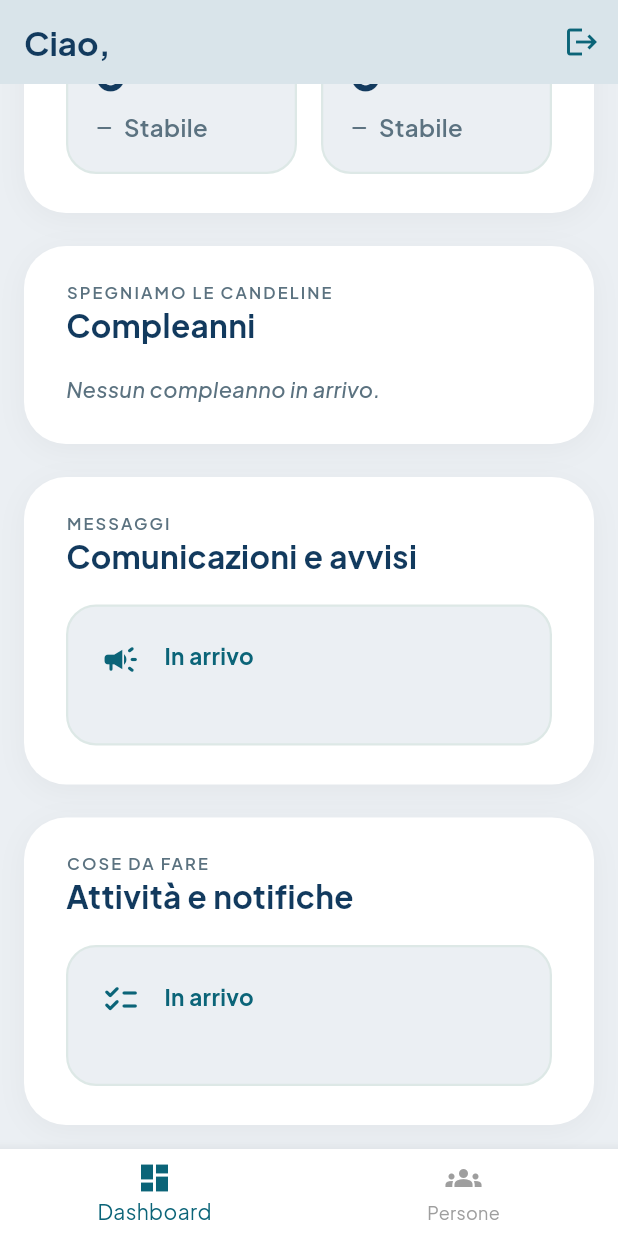
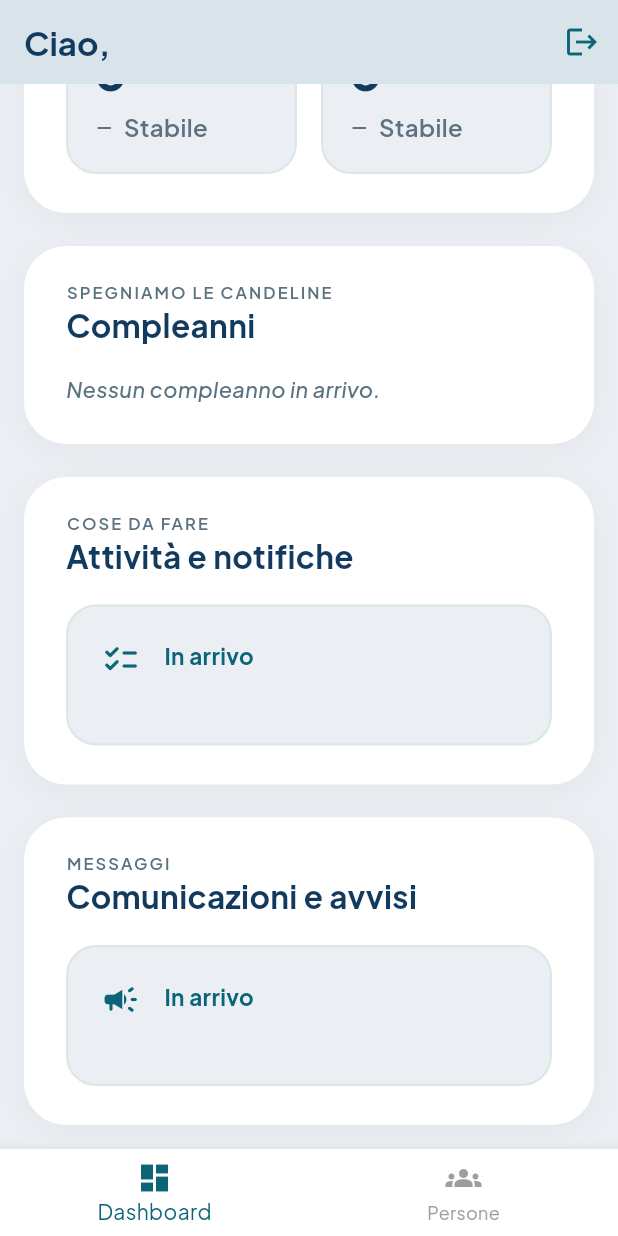
Before and after one commit to nicalore/casa-michela-app, a Flutter app: the DashboardLayout screen opened directly with empty values, scrolled down 473 dp, on a phone screen of 412 x 824 dp. Run offline on Flutter 3.47's test engine with Material 3 defaults, Android fonts, the phone set to English and light mode, and no system bars; our stand-ins replace dio, go_router, google_fonts, image_picker, pdf, shared_preferences and 1 more; missing offline and left inert: dart:js_interop; accounts and stored records are empty; network calls fail; project files that could hold a hidden picture were left out.

Commit message:
Improve dashboard for administrators

```diff
--- a/frontend/lib/features/dashboard/widgets/dashboard_birthdays_section.dart
+++ b/frontend/lib/features/dashboard/widgets/dashboard_birthdays_section.dart
@@ -64,6 +64,13 @@ List<DashboardBirthday> upcomingBirthdays(
 
   for (final person in people)
   {
+    // The desk celebrates whoever is collaborating: a parent who is not a
+    // member has no flag at all, a lapsed member has it off.
+    if (person.isActiveCollaborator != true)
+    {
+      continue;
+    }
+
     final DateTime? when = _nextBirthday(person.birthDate, today);
 
     if (when == null)
--- a/frontend/lib/features/dashboard/widgets/dashboard_layout.dart
+++ b/frontend/lib/features/dashboard/widgets/dashboard_layout.dart
@@ -54,18 +54,14 @@ class _DashboardLayoutState extends State<DashboardLayout> with DestinationRefre
 
   static const double _greetingBottomGap = 24;
   static const double _sectionGap = 22;
-  static const double _sideColumnGap = 16;
 
   static const double _maxContentWidth = 1240;
 
-  static const int _dayFlex = 3;
-  static const int _sideFlex = 2;
+  // Two equal columns, as the role homes have them.
+  static const double _twoColumnsFrom = 700;
 
-  // Below this width the stats in the side column would drop under
-  // DashboardStatsSection.twoInARowFrom and collapse to a single file.
-  static const double _sideColumnFrom =
-      DashboardStatsSection.twoInARowFrom * (_dayFlex + _sideFlex) / _sideFlex + _sectionGap;
-  static const double _twoColumnsFrom = 700;
+  // Two to a row beside the day: four upcoming make two rows.
+  static const int _birthdaysShown = 4;
 
   // Row minimums, not maximums: cards can grow past them.
   static const double _dayRowHeight = 300;
@@ -136,7 +132,10 @@ class _DashboardLayoutState extends State<DashboardLayout> with DestinationRefre
       _totals = results[0] as CurrentTotalsItem?;
       _teacherTotals = results[1] as CurrentTotalsItem?;
       _studentTotals = results[2] as CurrentTotalsItem?;
-      _birthdays = upcomingBirthdays((results[3] as List<PersonItem>?) ?? const []);
+      _birthdays = upcomingBirthdays(
+        (results[3] as List<PersonItem>?) ?? const [],
+        limit: _birthdaysShown,
+      );
       _loadingHome = false;
     });
   }
@@ -352,15 +351,17 @@ class _DashboardLayoutState extends State<DashboardLayout> with DestinationRefre
     );
   }
 
-  Widget _noticesCard({required bool inRow, required int slot})
+  // tall keeps a placeholder from collapsing to a strip; fill is only for a
+  // card given its height from outside, which a column's plain child is not.
+  Widget _noticesCard({required bool tall, bool fill = false})
   {
     return _staggered(
-      slot: slot,
+      slot: 4,
       card: DashboardSectionCard(
         eyebrow: 'Messaggi',
         title: 'Comunicazioni e avvisi',
-        minHeight: inRow ? _listHeight : 0,
-        fill: inRow,
+        minHeight: tall ? _listHeight : 0,
+        fill: fill,
         child: const DashboardComingSoon(
           icon: Icons.campaign_rounded,
           description: '',
@@ -369,15 +370,15 @@ class _DashboardLayoutState extends State<DashboardLayout> with DestinationRefre
     );
   }
 
-  Widget _tasksCard({required bool inRow, required int slot})
+  Widget _tasksCard({required bool tall, bool fill = false})
   {
     return _staggered(
-      slot: slot,
+      slot: 3,
       card: DashboardSectionCard(
         eyebrow: 'Cose da fare',
         title: 'Attività e notifiche',
-        minHeight: inRow ? _listHeight : 0,
-        fill: inRow,
+        minHeight: tall ? _listHeight : 0,
+        fill: fill,
         child: const DashboardComingSoon(
           icon: Icons.checklist_rounded,
           description: '',
@@ -386,66 +387,38 @@ class _DashboardLayoutState extends State<DashboardLayout> with DestinationRefre
     );
   }
 
-  Widget _statsCard({
-    required bool inRow,
-    required double cardWidth,
-    required int slot,
-    bool compact = false,
-  })
+  // In the column the figures go in one strip of four small tiles; on their
+  // own row, below two columns, the full tiles.
+  Widget _statsCard({required double cardWidth, required bool strip})
   {
     return _staggered(
-      slot: slot,
+      slot: 1,
       card: DashboardStatsSection(
         general: _totals,
         teachers: _teacherTotals,
         students: _studentTotals,
         isLoading: _loadingHome,
-        columns: DashboardStatsSection.columnsForWidth(cardWidth),
-        compact: compact,
-        minHeight: inRow && !compact ? _dayRowHeight : 0,
-        fill: inRow && !compact,
+        columns: strip
+            ? DashboardStatsSection.stripColumnsForWidth(cardWidth)
+            : DashboardStatsSection.columnsForWidth(cardWidth),
+        strip: strip,
       ),
     );
   }
 
-  Widget _birthdaysCard({
-    required bool inRow,
-    required double cardWidth,
-    required int slot,
-    bool compact = false,
-  })
+  // Beside the day it fills what the figures leave of the column.
+  Widget _birthdaysCard({required double cardWidth, required bool fill})
   {
     return _staggered(
-      slot: slot,
+      slot: 2,
       card: DashboardBirthdaysSection(
         birthdays: _birthdays,
         isLoading: _loadingHome,
         // from= sends the detail page's back button here.
         onTap: (person) => context.go('/people/${person.fiscalCode}?from=/dashboard'),
         columns: DashboardBirthdaysSection.columnsForWidth(cardWidth),
-        compact: compact,
-        minHeight: inRow && !compact ? _listHeight : 0,
-        fill: inRow,
+        fill: fill,
       ),
-    );
-  }
-
-  Widget _sideColumn(double cardWidth)
-  {
-    return Column(
-      crossAxisAlignment: CrossAxisAlignment.stretch,
-      children: [
-        _statsCard(inRow: true, cardWidth: cardWidth, compact: true, slot: 1),
-        const SizedBox(height: _sideColumnGap),
-        Expanded(
-          child: _birthdaysCard(
-            inRow: true,
-            cardWidth: cardWidth,
-            compact: true,
-            slot: 2,
-          ),
-        ),
-      ],
     );
   }
 
@@ -453,48 +426,41 @@ class _DashboardLayoutState extends State<DashboardLayout> with DestinationRefre
   {
     if (width < _twoColumnsFrom)
     {
+      final double cardWidth = width - 2 * DashboardSectionCard.padding.left;
+
       return _column([
         _todayCard(inRow: false, slot: 0),
-        _statsCard(inRow: false, cardWidth: width, slot: 1),
-        _birthdaysCard(inRow: false, cardWidth: width, slot: 2),
-        _noticesCard(inRow: false, slot: 3),
-        _tasksCard(inRow: false, slot: 4),
+        _statsCard(cardWidth: cardWidth, strip: false),
+        _birthdaysCard(cardWidth: cardWidth, fill: false),
+        _tasksCard(tall: false),
+        _noticesCard(tall: false),
       ]);
     }
 
-    if (width < _sideColumnFrom)
-    {
-      return _column([
-        _todayCard(inRow: false, slot: 0),
-        _CardRow(
-          children: [
-            _statsCard(inRow: true, cardWidth: (width - _sectionGap) / 2, slot: 1),
-            _birthdaysCard(inRow: true, cardWidth: (width - _sectionGap) / 2, slot: 2),
-          ],
-        ),
-        _CardRow(
-          children: [
-            _noticesCard(inRow: true, slot: 3),
-            _tasksCard(inRow: true, slot: 4),
-          ],
-        ),
-      ]);
-    }
+    // The card's own width, less the padding DashboardSectionCard keeps.
+    final double cardWidth = (width - _sectionGap) / 2 - 2 * DashboardSectionCard.padding.left;
 
-    final double sideWidth = (width - _sectionGap) * _sideFlex / (_dayFlex + _sideFlex);
-
+    // Two rows of two equal columns. Above, the day and beside it the figures
+    // with the birthdays growing under them to the same height; below, the
+    // two placeholders level with each other.
     return _column([
       _CardRow(
-        flexes: const [_dayFlex, _sideFlex],
         children: [
           _todayCard(inRow: true, slot: 0),
-          _sideColumn(sideWidth),
+          Column(
+            crossAxisAlignment: CrossAxisAlignment.stretch,
+            children: [
+              _statsCard(cardWidth: cardWidth, strip: true),
+              const SizedBox(height: _sectionGap),
+              Expanded(child: _birthdaysCard(cardWidth: cardWidth, fill: true)),
+            ],
+          ),
         ],
       ),
       _CardRow(
         children: [
-          _noticesCard(inRow: true, slot: 3),
-          _tasksCard(inRow: true, slot: 4),
+          _tasksCard(tall: true, fill: true),
+          _noticesCard(tall: true, fill: true),
         ],
       ),
     ]);
@@ -584,9 +550,7 @@ class _CardRow extends StatelessWidget
 {
   final List<Widget> children;
 
-  final List<int>? flexes;
-
-  const _CardRow({required this.children, this.flexes});
+  const _CardRow({required this.children});
 
   @override
   Widget build(BuildContext context)
@@ -597,7 +561,7 @@ class _CardRow extends StatelessWidget
         children: [
           for (var i = 0; i < children.length; i++) ...[
             if (i > 0) const SizedBox(width: _DashboardLayoutState._sectionGap),
-            Expanded(flex: flexes?[i] ?? 1, child: children[i]),
+            Expanded(child: children[i]),
           ],
         ],
       ),
--- a/frontend/lib/features/dashboard/widgets/dashboard_stats_section.dart
+++ b/frontend/lib/features/dashboard/widgets/dashboard_stats_section.dart
@@ -18,11 +18,100 @@ class DashboardStat
   });
 }
 
+// How a tile is set: spacious on its own row, compact in a narrow side
+// column with the change beside the figure, or as a strip of four small
+// tiles whose figures are still written large.
+class _StatScale
+{
+  final double value;
+  final double change;
+  final double icon;
+  final double sideGap;
+  final double padX;
+  final double padY;
+  final double gap;
+  final double radius;
+
+  // Between the label and the figure, and between the figure and the change.
+  final double labelGap;
+  final double valueGap;
+
+  // The label's letter spacing: a strip's tiles are too narrow for the full one.
+  final double spacing;
+
+  // The change on the figure's line rather than under it.
+  final bool inline;
+
+  const _StatScale({
+    required this.value,
+    required this.change,
+    required this.icon,
+    required this.sideGap,
+    required this.padX,
+    required this.padY,
+    required this.gap,
+    required this.radius,
+    required this.labelGap,
+    required this.valueGap,
+    required this.spacing,
+    required this.inline,
+  });
+
+  static const _StatScale spacious = _StatScale(
+    value: 34,
+    change: 16,
+    icon: 16,
+    sideGap: 5,
+    padX: 16,
+    padY: 18,
+    gap: 16,
+    radius: 20,
+    labelGap: 10,
+    valueGap: 10,
+    spacing: 1.1,
+    inline: false,
+  );
+
+  static const _StatScale compact = _StatScale(
+    value: 22,
+    change: 11,
+    icon: 14,
+    sideGap: 4,
+    padX: 14,
+    padY: 9,
+    gap: 12,
+    radius: 16,
+    labelGap: 5,
+    valueGap: 0,
+    spacing: 1.1,
+    inline: true,
+  );
+
+  static const _StatScale strip = _StatScale(
+    value: 26,
+    change: 15,
+    icon: 16,
+    sideGap: 4,
+    padX: 10,
+    padY: 12,
+    gap: 10,
+    radius: 18,
+    labelGap: 8,
+    valueGap: 8,
+    spacing: 0.9,
+    inline: false,
+  );
+}
+
 class DashboardStatsSection extends StatelessWidget
 {
   // Minimum widths for four and two figures per row, measured on the longest label.
   static const double fourInARowFrom = 670;
   static const double twoInARowFrom = 300;
+
+  // A strip's four tiles are narrower: "COLLABORATORI" needs about a hundred
+  // pixels inside each, and each has twenty-three of padding and border.
+  static const double stripOfFourFrom = 534;
 
   static int columnsForWidth(double width)
   {
@@ -34,6 +123,8 @@ class DashboardStatsSection extends StatelessWidget
     return width >= twoInARowFrom ? 2 : 1;
   }
 
+  static int stripColumnsForWidth(double width) => width >= stripOfFourFrom ? 4 : 2;
+
   final CurrentTotalsItem? general;
   final CurrentTotalsItem? teachers;
   final CurrentTotalsItem? students;
@@ -41,6 +132,9 @@ class DashboardStatsSection extends StatelessWidget
 
   // Compact puts the change on the same line as the figure instead of under it.
   final bool compact;
+
+  // Strip sets four small tiles in a row, figures written large.
+  final bool strip;
 
   // Set by the page: a LayoutBuilder here cannot report a height inside a row of equal-height cards.
   final int columns;
@@ -56,9 +150,16 @@ class DashboardStatsSection extends StatelessWidget
     this.isLoading = false,
     this.columns = 4,
     this.compact = false,
+    this.strip = false,
     this.minHeight = 0,
     this.fill = false,
   });
+
+  _StatScale get _scale => strip
+      ? _StatScale.strip
+      : compact
+          ? _StatScale.compact
+          : _StatScale.spacious;
 
   List<DashboardStat> get _stats => [
         DashboardStat(
@@ -106,6 +207,7 @@ class DashboardStatsSection extends StatelessWidget
   // A partial last row keeps normal-width tiles rather than stretching them.
   Widget _grid()
   {
+    final _StatScale scale = _scale;
     final List<DashboardStat> stats = _stats;
     final List<Widget> rows = [];
 
@@ -121,10 +223,10 @@ class DashboardStatsSection extends StatelessWidget
           crossAxisAlignment: CrossAxisAlignment.stretch,
           children: [
             for (var i = 0; i < columns; i++) ...[
-              if (i > 0) SizedBox(width: compact ? 12 : 16),
+              if (i > 0) SizedBox(width: scale.gap),
               Expanded(
                 child: i < row.length
-                    ? _StatTile(stat: row[i], compact: compact)
+                    ? _StatTile(stat: row[i], scale: scale)
                     : const SizedBox(),
               ),
             ],
@@ -138,7 +240,7 @@ class DashboardStatsSection extends StatelessWidget
       crossAxisAlignment: CrossAxisAlignment.stretch,
       children: [
         for (var i = 0; i < rows.length; i++) ...[
-          if (i > 0) SizedBox(height: compact ? 12 : 16),
+          if (i > 0) SizedBox(height: scale.gap),
           if (fill) Expanded(child: rows[i]) else rows[i],
         ],
       ],
@@ -149,9 +251,9 @@ class DashboardStatsSection extends StatelessWidget
 class _StatTile extends StatelessWidget
 {
   final DashboardStat stat;
-  final bool compact;
+  final _StatScale scale;
 
-  const _StatTile({required this.stat, this.compact = false});
+  const _StatTile({required this.stat, required this.scale});
 
   @override
   Widget build(BuildContext context)
@@ -170,7 +272,7 @@ class _StatTile extends StatelessWidget
       style: GoogleFonts.plusJakartaSans(
         fontSize: 10.5,
         fontWeight: FontWeight.w600,
-        letterSpacing: 1.1,
+        letterSpacing: scale.spacing,
         color: AppTheme.trialMutedText,
       ),
     );
@@ -178,7 +280,7 @@ class _StatTile extends StatelessWidget
     final Widget value = Text(
       '${stat.value}',
       style: GoogleFonts.plusJakartaSans(
-        fontSize: compact ? 22 : 34,
+        fontSize: scale.value,
         fontWeight: FontWeight.w700,
         height: 1,
         color: AppTheme.trialOcean,
@@ -193,17 +295,17 @@ class _StatTile extends StatelessWidget
           still
               ? Icons.remove_rounded
               : (up ? Icons.trending_up_rounded : Icons.trending_down_rounded),
-          size: compact ? 14 : 16,
+          size: scale.icon,
           color: deltaColor,
         ),
-        SizedBox(width: compact ? 4 : 5),
+        SizedBox(width: scale.sideGap),
         Flexible(
           child: Text(
             still ? 'Stabile' : '${up ? '+' : '−'}${stat.deltaMonth.abs()}',
             maxLines: 1,
             overflow: TextOverflow.ellipsis,
             style: GoogleFonts.plusJakartaSans(
-              fontSize: compact ? 11 : 16,
+              fontSize: scale.change,
               fontWeight: FontWeight.w600,
               color: deltaColor,
             ),
@@ -213,12 +315,10 @@ class _StatTile extends StatelessWidget
     );
 
     return Container(
-      padding: compact
-          ? const EdgeInsets.symmetric(horizontal: 14, vertical: 9)
-          : const EdgeInsets.symmetric(horizontal: 16, vertical: 18),
+      padding: EdgeInsets.symmetric(horizontal: scale.padX, vertical: scale.padY),
       decoration: BoxDecoration(
         color: AppTheme.trialPaper,
-        borderRadius: BorderRadius.circular(compact ? 16 : 20),
+        borderRadius: BorderRadius.circular(scale.radius),
         border: Border.all(color: AppTheme.trialLine, width: 1.5),
       ),
       child: Column(
@@ -227,8 +327,8 @@ class _StatTile extends StatelessWidget
         crossAxisAlignment: CrossAxisAlignment.start,
         children: [
           label,
-          SizedBox(height: compact ? 5 : 10),
-          if (compact)
+          SizedBox(height: scale.labelGap),
+          if (scale.inline)
             Row(
               crossAxisAlignment: CrossAxisAlignment.baseline,
               textBaseline: TextBaseline.alphabetic,
@@ -240,7 +340,7 @@ class _StatTile extends StatelessWidget
             )
           else ...[
             value,
-            const SizedBox(height: 10),
+            SizedBox(height: scale.valueGap),
             change,
           ],
         ],
```
